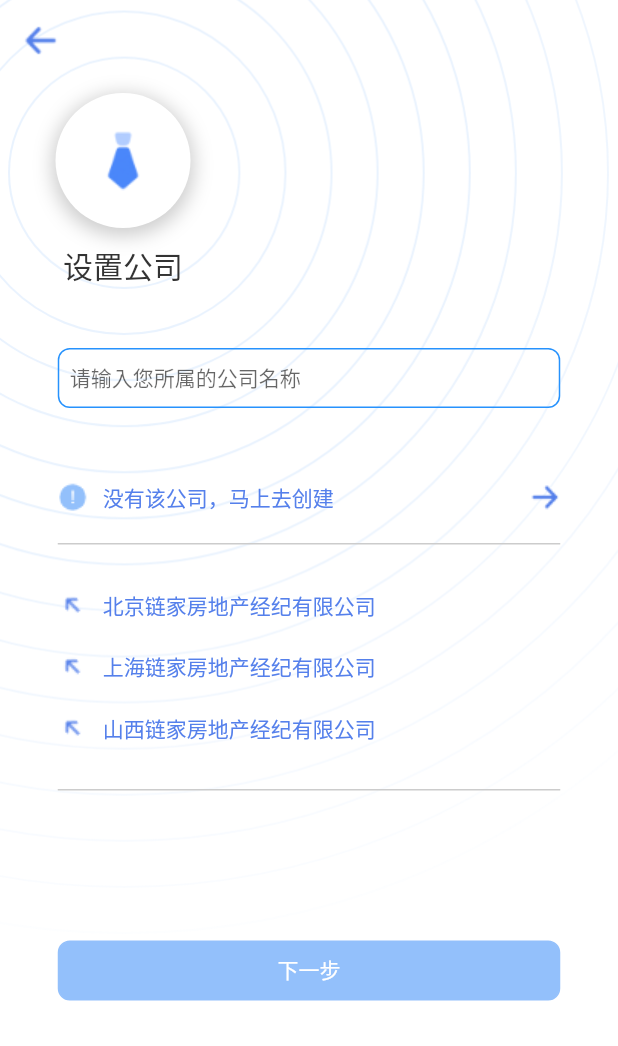
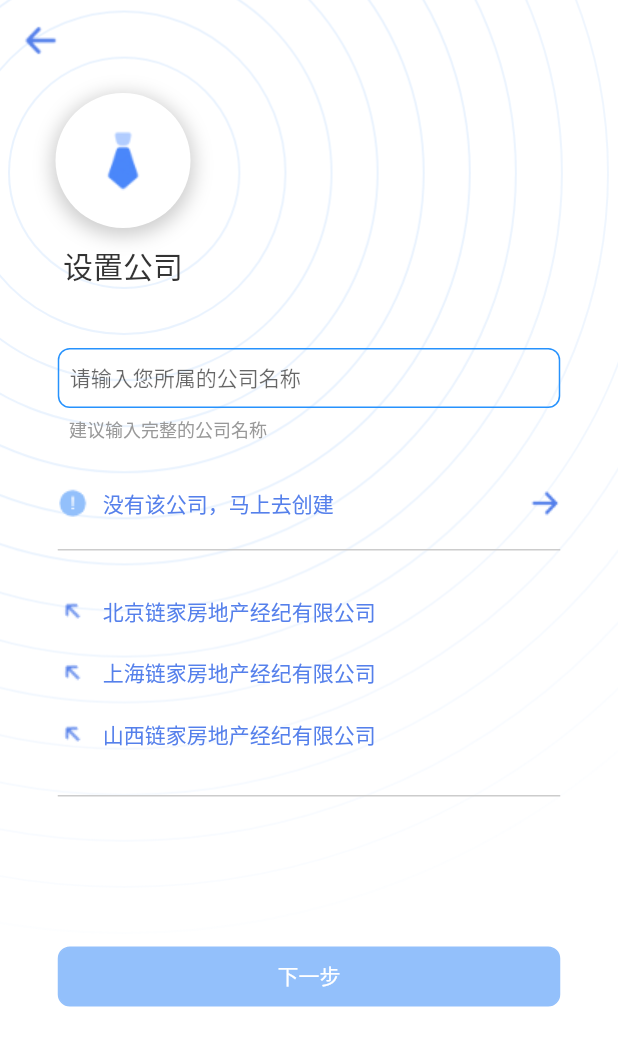
Before and after one commit to borite/ThumbSir, a Flutter app: the SigninChooseCompanyPage screen opened directly, on a phone screen of 412 x 824 dp. Shown: the top 1046 px of the screen. Run offline on Flutter 3.47's test engine with Material 2 defaults, Android fonts, the phone set to English and light mode, and no system bars; our stand-ins replace carousel_slider, flutter_time_picker_spinner, image_picker, jiffy, rflutter_alert, shared_preferences and 2 more; missing offline and left inert: city_picker, simple_image_crop, some_calendar; accounts and stored records are empty; network calls fail.

```diff
--- a/lib/common/reg.dart
+++ b/lib/common/reg.dart
@@ -3,3 +3,4 @@ final RegExp telPhoneReg = new RegExp(r'^((13[0-9])|(14[0-9])|(15[0-9])|(16[0-9]
 final RegExp passwordReg = new RegExp(r"\d{6}$");
 final RegExp verifyCodeReg = new RegExp(r"\d{6}$");
 final RegExp invitationCodeReg = new RegExp(r"\d{6}$");
+final RegExp TextReg = new RegExp(r"\d{6}$");
--- a/lib/dao/retruve_user_pwd_dao.dart
+++ b/lib/dao/retruve_user_pwd_dao.dart
@@ -1,7 +1,5 @@
 import 'dart:async';
 import 'package:ThumbSir/model/common_result_model.dart';
-import 'package:ThumbSir/model/phoneverifycode_model.dart';
-import 'package:ThumbSir/model/retruve_user_pwd_model.dart';
 import 'package:http/http.dart' as http;
 import 'package:ThumbSir/utils/common_vars.dart';
 
--- a/lib/pages/login/signin_choose_company_page.dart
+++ b/lib/pages/login/signin_choose_company_page.dart
@@ -1,3 +1,4 @@
+import 'package:ThumbSir/common/reg.dart';
 import 'package:ThumbSir/pages/login/signin_build_company_page.dart';
 import 'package:ThumbSir/pages/login/signin_choose_position_page.dart';
 import 'package:flutter/cupertino.dart';
@@ -7,12 +8,24 @@ import 'package:ThumbSir/model/company_list.dart';
 import 'package:ThumbSir/dao/get_company_list.dart';
 
 class SigninChooseCompanyPage extends StatefulWidget {
+  final userId;
+  const SigninChooseCompanyPage({Key key,this.userId}) : super(key :key);
   @override
   _SigninChooseCompanyPageState createState() => _SigninChooseCompanyPageState();
 }
 
 class _SigninChooseCompanyPageState extends State<SigninChooseCompanyPage> {
   final TextEditingController _controller = TextEditingController();
+  String companyName;
+  bool companyNameBool;
+  RegExp companyNameReg;
+
+  @override
+  void initState() {
+    companyNameReg = TextReg;
+    _load();
+    super.initState();
+  }
 
   List<Datum> companies;
 
@@ -20,13 +33,6 @@ class _SigninChooseCompanyPageState extends State<SigninChooseCompanyPage> {
     var r= await GetCompanyListDao.httpGetCompanyList();
     companies=r.data;
     print(companies);
-  }
-
-  @override
-  void initState()  {
-    // TODO: implement initState
-    super.initState();
-    _load();
   }
 
   @override
@@ -108,6 +114,18 @@ class _SigninChooseCompanyPageState extends State<SigninChooseCompanyPage> {
                         children: <Widget>[
                           Input(
                             hintText: '请输入您所属的公司名称',
+                            errorTipText: "建议输入完整的公司名称",
+                            tipText: "建议输入完整的公司名称",
+                            rightText: "公司名称格式正确",
+                            controller: _controller,
+                            inputType: TextInputType.text,
+                            reg: companyNameReg,
+                            onChanged: (text){
+                              setState(() {
+                                companyName = text;
+                                companyNameBool = companyNameReg.hasMatch(companyName);
+                              });
+                            },
                           ),
                           // 没有公司
                           Container(
@@ -213,7 +231,14 @@ class _SigninChooseCompanyPageState extends State<SigninChooseCompanyPage> {
                           height: 40,
                           padding: EdgeInsets.all(4),
                           margin: EdgeInsets.only(bottom: 50,top: 100),
-                          decoration: BoxDecoration(
+                          decoration: companyNameBool == true ?
+                          BoxDecoration(
+                              border: Border.all(width: 1,color: Color(0xFF5580EB)),
+                              borderRadius: BorderRadius.circular(8),
+                              color: Color(0xFF5580EB)
+                          )
+                              :
+                          BoxDecoration(
                               border: Border.all(width: 1,color: Color(0xFF93C0FB)),
                               borderRadius: BorderRadius.circular(8),
                               color: Color(0xFF93C0FB)
```
Also changed, not shown: lib/dao/modify_user_pwd_dao.dart (added, +24 -0 lines), lib/model/retruve_user_pwd_model.dart (deleted, +0 -37 lines), lib/pages/login/find_key_page.dart (+3 -8 lines), lib/pages/login/login_page.dart (+37 -1 lines), lib/pages/login/signin_choose_area_page.dart (+0 -8 lines), lib/pages/mycenter/change_code_page.dart (+60 -18 lines), 79 other files.
